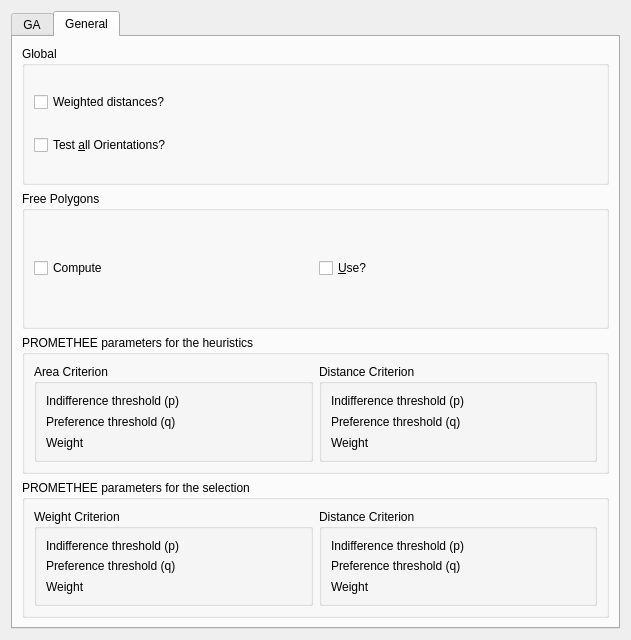
This is kdevvlsi/kappoptions.ui in pfrancq/vlsi as Qt 5 draws it before an edit. The edited form follows.
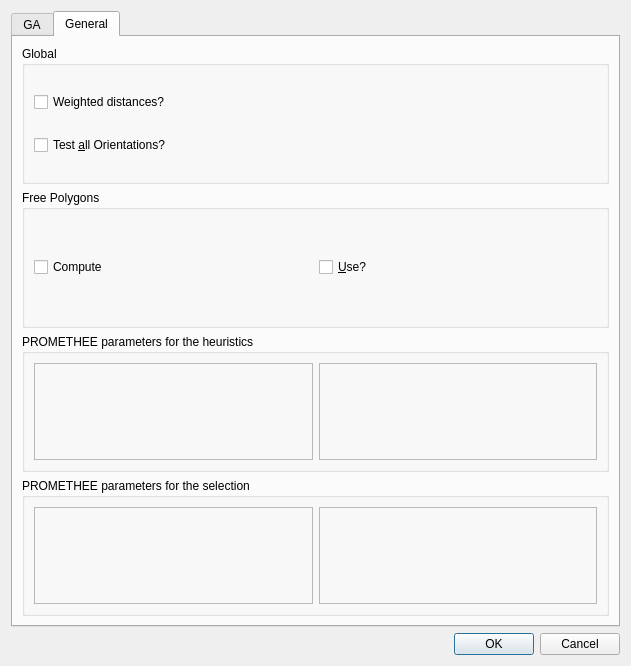
This is the edited form. Custom widgets are drawn as their Qt base class.

Diff of the .ui file:
```diff
--- a/kdevvlsi/kappoptions.ui
+++ b/kdevvlsi/kappoptions.ui
@@ -7,7 +7,7 @@
     <x>0</x>
     <y>0</y>
     <width>631</width>
-    <height>640</height>
+    <height>666</height>
    </rect>
   </property>
   <property name="windowTitle">
@@ -267,123 +267,23 @@
          </property>
          <layout class="QHBoxLayout" name="horizontalLayout_12">
           <item>
-           <widget class="QGroupBox" name="groupBox_5">
-            <property name="title">
-             <string>Area Criterion</string>
+           <widget class="QRPromCriterion" name="HeurArea">
+            <property name="frameShape">
+             <enum>QFrame::StyledPanel</enum>
             </property>
-            <layout class="QVBoxLayout" name="verticalLayout_5">
-             <item>
-              <layout class="QHBoxLayout" name="horizontalLayout_5">
-               <item>
-                <widget class="QLabel" name="NoName_9">
-                 <property name="text">
-                  <string>Indifference threshold (p)</string>
-                 </property>
-                 <property name="wordWrap">
-                  <bool>false</bool>
-                 </property>
-                </widget>
-               </item>
-               <item>
-                <widget class="KDoubleNumInput" name="HeurAreaP"/>
-               </item>
-              </layout>
-             </item>
-             <item>
-              <layout class="QHBoxLayout" name="horizontalLayout_7">
-               <item>
-                <widget class="QLabel" name="NoName_8">
-                 <property name="text">
-                  <string>Preference threshold (q)</string>
-                 </property>
-                 <property name="wordWrap">
-                  <bool>false</bool>
-                 </property>
-                </widget>
-               </item>
-               <item>
-                <widget class="KDoubleNumInput" name="HeurAreaQ"/>
-               </item>
-              </layout>
-             </item>
-             <item>
-              <layout class="QHBoxLayout" name="horizontalLayout_8">
-               <item>
-                <widget class="QLabel" name="NoName_11">
-                 <property name="text">
-                  <string>Weight</string>
-                 </property>
-                 <property name="wordWrap">
-                  <bool>false</bool>
-                 </property>
-                </widget>
-               </item>
-               <item>
-                <widget class="KDoubleNumInput" name="HeurAreaWeight"/>
-               </item>
-              </layout>
-             </item>
-            </layout>
+            <property name="frameShadow">
+             <enum>QFrame::Raised</enum>
+            </property>
            </widget>
           </item>
           <item>
-           <widget class="QGroupBox" name="groupBox_6">
-            <property name="title">
-             <string>Distance Criterion</string>
+           <widget class="QRPromCriterion" name="HeurDist">
+            <property name="frameShape">
+             <enum>QFrame::StyledPanel</enum>
             </property>
-            <layout class="QVBoxLayout" name="verticalLayout_6">
-             <item>
-              <layout class="QHBoxLayout" name="horizontalLayout_9">
-               <item>
-                <widget class="QLabel" name="NoName_16">
-                 <property name="text">
-                  <string>Indifference threshold (p)</string>
-                 </property>
-                 <property name="wordWrap">
-                  <bool>false</bool>
-                 </property>
-                </widget>
-               </item>
-               <item>
-                <widget class="KDoubleNumInput" name="HeurDistP"/>
-               </item>
-              </layout>
-             </item>
-             <item>
-              <layout class="QHBoxLayout" name="horizontalLayout_10">
-               <item>
-                <widget class="QLabel" name="NoName_15">
-                 <property name="text">
-                  <string>Preference threshold (q)</string>
-                 </property>
-                 <property name="wordWrap">
-                  <bool>false</bool>
-                 </property>
-                </widget>
-               </item>
-               <item>
-                <widget class="KDoubleNumInput" name="HeurDistQ"/>
-               </item>
-              </layout>
-             </item>
-             <item>
-              <layout class="QHBoxLayout" name="horizontalLayout_11">
-               <item>
-                <widget class="QLabel" name="NoName_18">
-                 <property name="text">
-                  <string>Weight</string>
-                 </property>
-                 <property name="wordWrap">
-                  <bool>false</bool>
-                 </property>
-                </widget>
-               </item>
-               <item>
-                <widget class="KDoubleNumInput" name="HeurDistWeight"/>
-               </item>
-              </layout>
-             </item>
-            </layout>
+            <property name="frameShadow">
+             <enum>QFrame::Raised</enum>
+            </property>
            </widget>
           </item>
          </layout>
@@ -396,123 +296,23 @@
          </property>
          <layout class="QHBoxLayout" name="horizontalLayout_19">
           <item>
-           <widget class="QGroupBox" name="groupBox_8">
-            <property name="title">
-             <string>Weight Criterion</string>
+           <widget class="QRPromCriterion" name="SelectWeight">
+            <property name="frameShape">
+             <enum>QFrame::StyledPanel</enum>
             </property>
-            <layout class="QVBoxLayout" name="verticalLayout_7">
-             <item>
-              <layout class="QHBoxLayout" name="horizontalLayout_13">
-               <item>
-                <widget class="QLabel" name="NoName_9_2">
-                 <property name="text">
-                  <string>Indifference threshold (p)</string>
-                 </property>
-                 <property name="wordWrap">
-                  <bool>false</bool>
-                 </property>
-                </widget>
-               </item>
-               <item>
-                <widget class="KDoubleNumInput" name="SelectWeightP"/>
-               </item>
-              </layout>
-             </item>
-             <item>
-              <layout class="QHBoxLayout" name="horizontalLayout_14">
-               <item>
-                <widget class="QLabel" name="NoName_8_2">
-                 <property name="text">
-                  <string>Preference threshold (q)</string>
-                 </property>
-                 <property name="wordWrap">
-                  <bool>false</bool>
-                 </property>
-                </widget>
-               </item>
-               <item>
-                <widget class="KDoubleNumInput" name="SelectWeightQ"/>
-               </item>
-              </layout>
-             </item>
-             <item>
-              <layout class="QHBoxLayout" name="horizontalLayout_15">
-               <item>
-                <widget class="QLabel" name="NoName_11_2">
-                 <property name="text">
-                  <string>Weight</string>
-                 </property>
-                 <property name="wordWrap">
-                  <bool>false</bool>
-                 </property>
-                </widget>
-               </item>
-               <item>
-                <widget class="KDoubleNumInput" name="SelectWeightWeight"/>
-               </item>
-              </layout>
-             </item>
-            </layout>
+            <property name="frameShadow">
+             <enum>QFrame::Raised</enum>
+            </property>
            </widget>
           </item>
           <item>
-           <widget class="QGroupBox" name="groupBox_9">
-            <property name="title">
-             <string>Distance Criterion</string>
+           <widget class="QRPromCriterion" name="SelectDist">
+            <property name="frameShape">
+             <enum>QFrame::StyledPanel</enum>
             </property>
-            <layout class="QVBoxLayout" name="verticalLayout_8">
-             <item>
-              <layout class="QHBoxLayout" name="horizontalLayout_16">
-               <item>
-                <widget class="QLabel" name="NoName_16_2">
-                 <property name="text">
-                  <string>Indifference threshold (p)</string>
-                 </property>
-                 <property name="wordWrap">
-                  <bool>false</bool>
-                 </property>
-                </widget>
-               </item>
-               <item>
-                <widget class="KDoubleNumInput" name="SelectDistP"/>
-               </item>
-              </layout>
-             </item>
-             <item>
-              <layout class="QHBoxLayout" name="horizontalLayout_17">
-               <item>
-                <widget class="QLabel" name="NoName_15_2">
-                 <property name="text">
-                  <string>Preference threshold (q)</string>
-                 </property>
-                 <property name="wordWrap">
-                  <bool>false</bool>
-                 </property>
-                </widget>
-               </item>
-               <item>
-                <widget class="KDoubleNumInput" name="SelectDistQ"/>
-               </item>
-              </layout>
-             </item>
-             <item>
-              <layout class="QHBoxLayout" name="horizontalLayout_18">
-               <item>
-                <widget class="QLabel" name="NoName_18_2">
-                 <property name="text">
-                  <string>Weight</string>
-                 </property>
-                 <property name="wordWrap">
-                  <bool>false</bool>
-                 </property>
-                </widget>
-               </item>
-               <item>
-                <widget class="KDoubleNumInput" name="SelectDistWeight"/>
-               </item>
-              </layout>
-             </item>
-            </layout>
+            <property name="frameShadow">
+             <enum>QFrame::Raised</enum>
+            </property>
            </widget>
           </item>
          </layout>
@@ -522,13 +322,21 @@
      </widget>
     </widget>
    </item>
+   <item>
+    <widget class="QDialogButtonBox" name="buttonBox">
+     <property name="standardButtons">
+      <set>QDialogButtonBox::Cancel|QDialogButtonBox::Ok</set>
+     </property>
+    </widget>
+   </item>
   </layout>
  </widget>
  <customwidgets>
   <customwidget>
-   <class>KDoubleNumInput</class>
-   <extends>QWidget</extends>
-   <header>knuminput.h</header>
+   <class>QRPromCriterion</class>
+   <extends>QFrame</extends>
+   <header location="global">qrpromcriterion.h</header>
+   <container>1</container>
   </customwidget>
  </customwidgets>
  <resources/>
```
